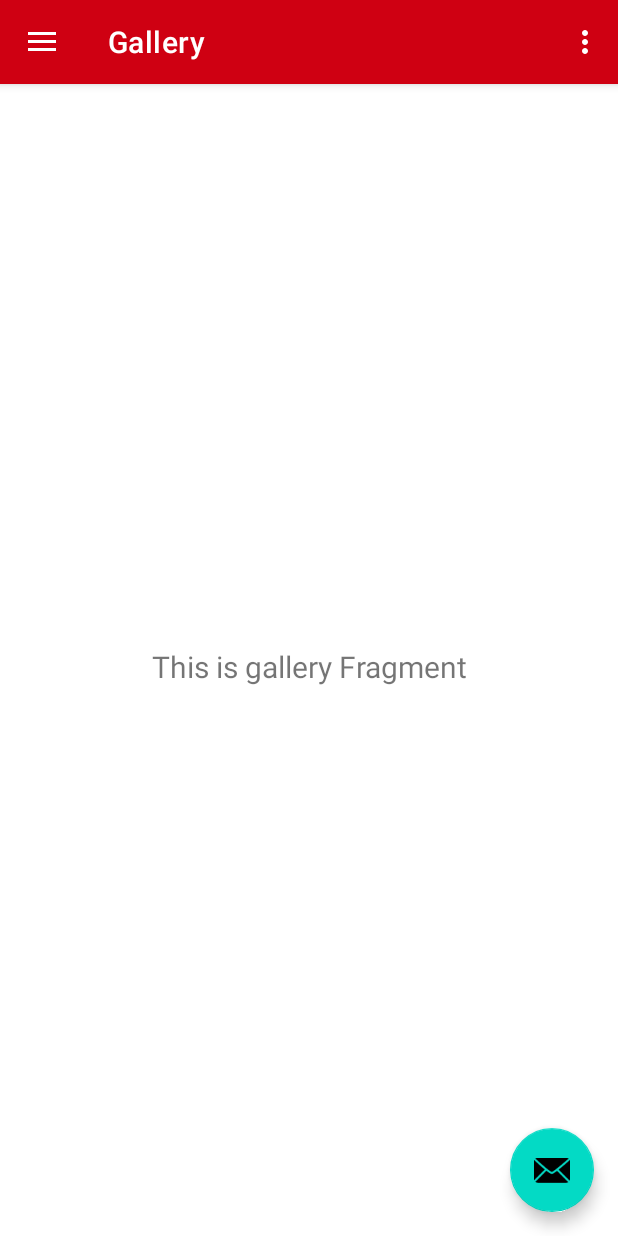
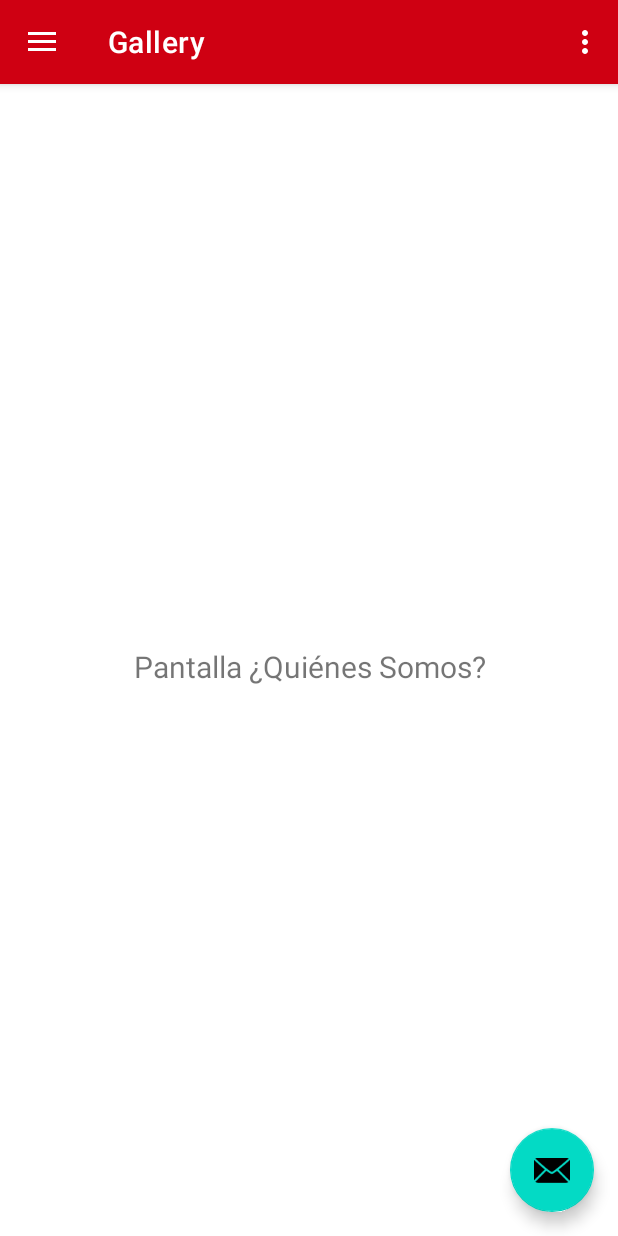
Before and after one commit to a01750264/DibujandoUnManana, an Android app: the screen it shows after launch (MainActivity), in the side drawer, after a tap on "Gallery", on a phone screen of 412 x 824 dp. Run offline under Robolectric (Android 15) with nearby library versions, the phone set to English and light mode, and no system bars; our stand-ins replace navigation-ui.

Commit message:
Ventana "¿Quienes Somos?" añadida
La ventana aún está vacía

```diff
--- a/app/build.gradle
+++ b/app/build.gradle
@@ -44,6 +44,7 @@ dependencies {
     implementation 'androidx.lifecycle:lifecycle-viewmodel-ktx:2.3.1'
     implementation 'androidx.navigation:navigation-fragment-ktx:2.3.5'
     implementation 'androidx.navigation:navigation-ui-ktx:2.3.5'
+    implementation 'androidx.legacy:legacy-support-v4:1.0.0'
     testImplementation 'junit:junit:4.+'
     androidTestImplementation 'androidx.test.ext:junit:1.1.3'
     androidTestImplementation 'androidx.test.espresso:espresso-core:3.4.0'
--- a/app/src/main/java/mx/brg/dibujandounmanana/ui/gallery/GalleryViewModel.kt
+++ b/app/src/main/java/mx/brg/dibujandounmanana/ui/gallery/GalleryViewModel.kt
@@ -7,7 +7,7 @@ import androidx.lifecycle.ViewModel
 class GalleryViewModel : ViewModel() {
 
     private val _text = MutableLiveData<String>().apply {
-        value = "This is gallery Fragment"
+        value = "Pantalla ¿Quiénes Somos?"
     }
     val text: LiveData<String> = _text
 }
--- a/app/src/main/java/mx/brg/dibujandounmanana/ui/home/HomeFragment.kt
+++ b/app/src/main/java/mx/brg/dibujandounmanana/ui/home/HomeFragment.kt
@@ -8,7 +8,6 @@ import android.widget.TextView
 import androidx.fragment.app.Fragment
 import androidx.lifecycle.Observer
 import androidx.lifecycle.ViewModelProvider
-import mx.brg.dibujandounmanana.R
 import mx.brg.dibujandounmanana.databinding.FragmentHomeBinding
 
 class HomeFragment : Fragment() {
--- a/app/src/main/java/mx/brg/dibujandounmanana/ui/home/HomeViewModel.kt
+++ b/app/src/main/java/mx/brg/dibujandounmanana/ui/home/HomeViewModel.kt
@@ -7,7 +7,7 @@ import androidx.lifecycle.ViewModel
 class HomeViewModel : ViewModel() {
 
     private val _text = MutableLiveData<String>().apply {
-        value = "This is home Fragment"
+        value = "Pantalla de Inicio"
     }
     val text: LiveData<String> = _text
 }
--- a/app/src/main/java/mx/brg/dibujandounmanana/ui/slideshow/SlideshowViewModel.kt
+++ b/app/src/main/java/mx/brg/dibujandounmanana/ui/slideshow/SlideshowViewModel.kt
@@ -7,7 +7,7 @@ import androidx.lifecycle.ViewModel
 class SlideshowViewModel : ViewModel() {
 
     private val _text = MutableLiveData<String>().apply {
-        value = "This is slideshow Fragment"
+        value = "Pantalla ¿Que hacemos?"
     }
     val text: LiveData<String> = _text
 }
--- a/app/src/main/res/menu/activity_main_drawer.xml
+++ b/app/src/main/res/menu/activity_main_drawer.xml
@@ -16,5 +16,8 @@
             android:id="@+id/nav_slideshow"
             android:icon="@drawable/ic_menu_slideshow"
             android:title="@string/menu_slideshow" />
+        <item
+            android:id="@+id/nav_quienessomos"
+            android:title="¿Quienes Somos?" />
     </group>
 </menu>
--- a/app/src/main/res/navigation/mobile_navigation.xml
+++ b/app/src/main/res/navigation/mobile_navigation.xml
@@ -22,4 +22,9 @@
         android:name="mx.brg.dibujandounmanana.ui.slideshow.SlideshowFragment"
         android:label="@string/menu_slideshow"
         tools:layout="@layout/fragment_slideshow" />
+    <fragment
+        android:id="@+id/nav_quienessomos"
+        android:name="mx.brg.dibujandounmanana.ui.quienessomos.QuienesSomos"
+        android:label="@string/menu_quienessomos"
+        tools:layout="@layout/fragment_quienes_somos" />
 </navigation>
--- a/app/src/main/res/values/strings.xml
+++ b/app/src/main/res/values/strings.xml
@@ -10,4 +10,7 @@
     <string name="menu_home">Home</string>
     <string name="menu_gallery">Gallery</string>
     <string name="menu_slideshow">Slideshow</string>
+    <string name="menu_quienessomos">¿Quiénes Somos?</string>
+    <!-- TODO: Remove or change this placeholder text -->
+    <string name="hello_blank_fragment">Hello blank fragment</string>
 </resources>
```
Also changed, not shown: app/src/main/java/mx/brg/dibujandounmanana/ui/quienessomos/QuienesSomos.kt (added, +32 -0 lines), app/src/main/java/mx/brg/dibujandounmanana/ui/quienessomos/QuienesSomosViewModel.kt (added, +7 -0 lines), app/src/main/res/layout/fragment_quienes_somos.xml (added, +13 -0 lines).
